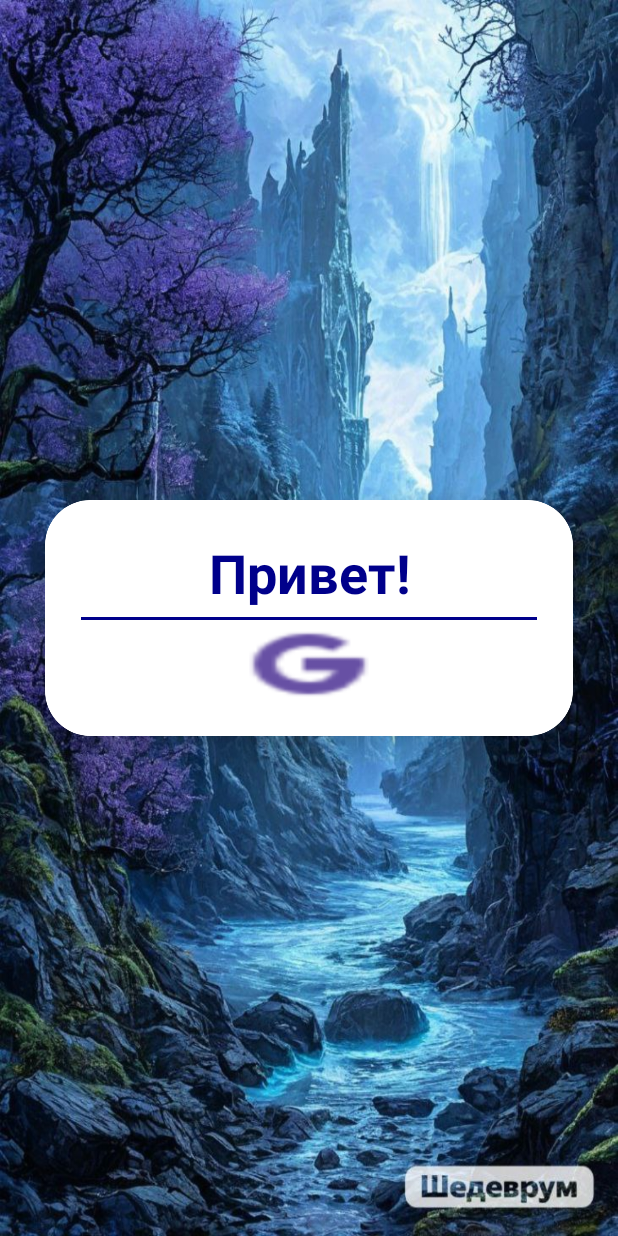
After one commit to ErrorAboutError/ForActorWithRepetition, an Android app: the layout activity_login_registration.xml on its own in the app's theme, with its tools: preview values and no code run, on a phone screen of 412 x 824 dp. The commit adds this screen. Run offline under Robolectric (Android 15) with nearby library versions, the phone set to English and light mode, and no system bars.

Commit message:
Commit with google auth

```diff
--- a/app/src/main/java/com/example/foractorwithrepetition/SplashScreenActivity.kt
+++ b/app/src/main/java/com/example/foractorwithrepetition/SplashScreenActivity.kt
@@ -12,7 +12,8 @@ class SplashScreenActivity : AppCompatActivity() {
         setContentView(R.layout.activity_splash_screen)
         // Создаем задержку перед переходом к MainActivity
         Handler().postDelayed({
-            val intent = Intent(this,  ActivityWithDrawerNavigation::class.java)
+            //val intent = Intent(this,  ActivityWithDrawerNavigation::class.java)
+            val intent = Intent(this,  LoginRegistration::class.java)
             startActivity(intent)
             finish() // Закрываем SplashActivity
         }, SPLASH_TIME_OUT)
--- /dev/null
+++ b/app/src/main/res/drawable/baseline_email_24.xml
@@ -0,0 +1,5 @@
+<vector android:height="24dp" android:tint="#000000"
+    android:viewportHeight="24" android:viewportWidth="24"
+    android:width="24dp" xmlns:android="http://schemas.android.com/apk/res/android">
+    <path android:fillColor="@android:color/white" android:pathData="M20,4L4,4c-1.1,0 -1.99,0.9 -1.99,2L2,18c0,1.1 0.9,2 2,2h16c1.1,0 2,-0.9 2,-2L22,6c0,-1.1 -0.9,-2 -2,-2zM20,8l-8,5 -8,-5L4,6l8,5 8,-5v2z"/>
+</vector>
--- /dev/null
+++ b/app/src/main/res/drawable/baseline_password_24.xml
@@ -0,0 +1,5 @@
+<vector android:height="24dp" android:tint="#000000"
+    android:viewportHeight="24" android:viewportWidth="24"
+    android:width="24dp" xmlns:android="http://schemas.android.com/apk/res/android">
+    <path android:fillColor="@android:color/white" android:pathData="M2,17h20v2H2V17zM3.15,12.95L4,11.47l0.85,1.48l1.3,-0.75L5.3,10.72H7v-1.5H5.3l0.85,-1.47L4.85,7L4,8.47L3.15,7l-1.3,0.75L2.7,9.22H1v1.5h1.7L1.85,12.2L3.15,12.95zM9.85,12.2l1.3,0.75L12,11.47l0.85,1.48l1.3,-0.75l-0.85,-1.48H15v-1.5h-1.7l0.85,-1.47L12.85,7L12,8.47L11.15,7l-1.3,0.75l0.85,1.47H9v1.5h1.7L9.85,12.2zM23,9.22h-1.7l0.85,-1.47L20.85,7L20,8.47L19.15,7l-1.3,0.75l0.85,1.47H17v1.5h1.7l-0.85,1.48l1.3,0.75L20,11.47l0.85,1.48l1.3,-0.75l-0.85,-1.48H23V9.22z"/>
+</vector>
--- /dev/null
+++ b/app/src/main/res/drawable/custom_edittext.xml
@@ -0,0 +1,11 @@
+<?xml version="1.0" encoding="utf-8"?>
+<shape xmlns:android="http://schemas.android.com/apk/res/android"
+android:shape="rectangle">
+<stroke
+    android:width="2dp"
+    android:color="@color/greenSpec"/>
+<corners
+    android:radius="30dp"/>
+    <solid
+        android:color="@color/white"/>
+</shape>
--- /dev/null
+++ b/app/src/main/res/layout/activity_login_registration.xml
@@ -0,0 +1,68 @@
+<?xml version="1.0" encoding="utf-8"?>
+<LinearLayout xmlns:android="http://schemas.android.com/apk/res/android"
+    xmlns:app="http://schemas.android.com/apk/res-auto"
+    xmlns:tools="http://schemas.android.com/tools"
+    android:layout_width="match_parent"
+    android:layout_height="match_parent"
+    tools:context=".LoginRegistration"
+    android:orientation="vertical"
+    android:gravity="center"
+    android:background="@drawable/fon">
+    <androidx.cardview.widget.CardView
+        android:layout_width="match_parent"
+        android:layout_height="wrap_content"
+        android:layout_margin="30dp"
+        app:cardCornerRadius="30dp"
+        app:cardElevation="20dp">
+
+        <LinearLayout
+            android:layout_width="match_parent"
+            android:layout_height="wrap_content"
+            android:orientation="vertical"
+            android:layout_gravity="center_horizontal"
+            android:padding="24dp"
+            android:background="@drawable/custom_edittext"
+            android:backgroundTint="@color/white">
+
+            <TextView
+                android:layout_width="match_parent"
+                android:layout_height="wrap_content"
+                android:text="Привет!"
+                android:textSize="36sp"
+                android:textAlignment="center"
+                android:textStyle="bold"
+                android:textColor="@color/darkBlue"/>
+            <View
+                android:layout_width="match_parent"
+                android:layout_height="2dp"
+                android:background="@color/darkBlue"
+                android:layout_marginTop="5dp"
+                android:layout_marginBottom="5dp">
+            </View>
+
+            <Button
+                android:layout_width="wrap_content"
+                android:layout_height="wrap_content"
+                android:layout_gravity="center"
+                android:background="@drawable/google"
+                android:id="@+id/signin_google"
+
+                app:iconGravity="textStart"
+                android:text=""
+                android:backgroundTint="@color/darkBlue"
+                app:layout_constraintBottom_toBottomOf="parent"
+                app:layout_constraintEnd_toEndOf="parent"
+                app:layout_constraintHorizontal_bias="0.13"
+                app:layout_constraintStart_toStartOf="parent"
+                app:layout_constraintTop_toTopOf="parent"
+                app:layout_constraintVertical_bias="0.707"
+                tools:ignore="SpeakableTextPresentCheck"
+
+                />
+
+        </LinearLayout>
+
+    </androidx.cardview.widget.CardView>
+
+
+</LinearLayout>
--- /dev/null
+++ b/app/src/main/res/raw/client_secret_369319036863_3pt4i3cthvaqdo7dg31n4ji7ae619j2r_apps_googleusercontent_com.json
@@ -0,0 +1 @@
+{"installed":{"client_id":"369319036863-3pt4i3cthvaqdo7dg31n4ji7ae619j2r.apps.googleusercontent.com","project_id":"melodic-crane-445809-b5","auth_uri":"https://accounts.google.com/o/oauth2/auth","token_uri":"https://oauth2.googleapis.com/token","auth_provider_x509_cert_url":"https://www.googleapis.com/oauth2/v1/certs"}}
--- a/app/src/main/res/values/colors.xml
+++ b/app/src/main/res/values/colors.xml
@@ -3,5 +3,8 @@
     <color name="black">#FF000000</color>
     <color name="white">#FFFFFFFF</color>
     <color name="violet">#B165D4</color>
+    <color name="gray">#696969</color>
+    <color name="darkBlue">#00008B</color>
+    <color name="greenSpec">#008209</color>
 
 </resources>
```
Also changed, not shown: app/build.gradle.kts (+12 -0 lines), app/src/main/AndroidManifest.xml (+15 -7 lines), app/src/main/java/com/example/foractorwithrepetition/AdapterDataTheatreClass.kt (+1 -19 lines), app/src/main/java/com/example/foractorwithrepetition/LoginRegistration.kt (added, +79 -0 lines), app/src/main/java/com/example/foractorwithrepetition/ui/home/HomeFragment.kt (+49 -83 lines), app/src/main/res/layout/fragment_home.xml (+0 -20 lines), app/src/main/res/values/strings.xml (+5 -7 lines), app/src/main/res/drawable/fon.jpg (added), app/src/main/res/drawable/google.png (added), app/src/main/res/drawable/loginpicture.jpg (added).
